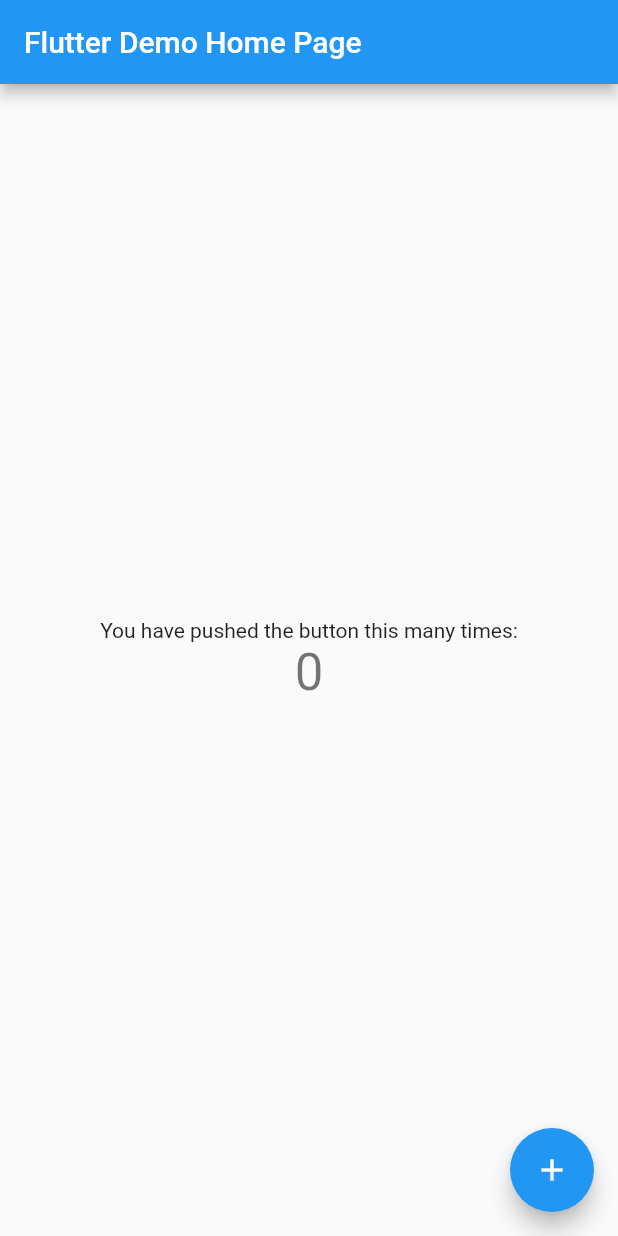
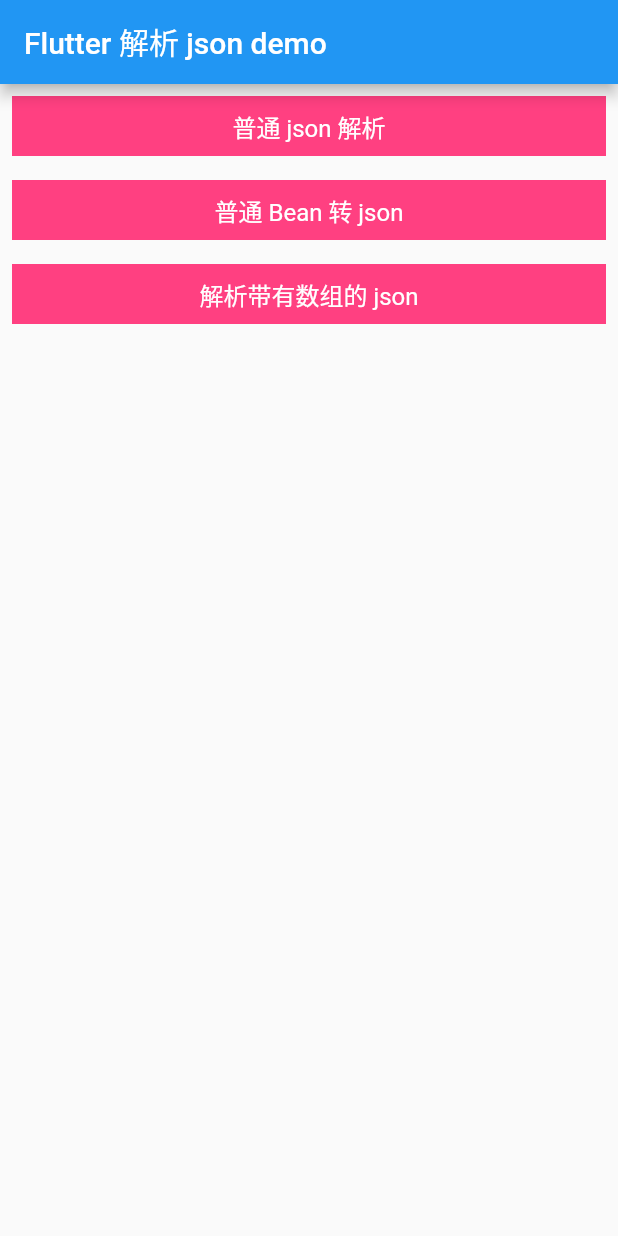
Before and after one commit to HLQ-Struggle/flutter_json, a Flutter app: the screen it shows after launch, on a phone screen of 412 x 824 dp. Run offline on Flutter 3.47's test engine with Material 2 defaults, Android fonts, the phone set to English and light mode, and no system bars; our stand-ins replace fluttertoast.

Commit message:
Add simple

```diff
--- /dev/null
+++ b/lib/app/constants.dart
@@ -0,0 +1,9 @@
+/// @date 2020-07-05
+/// @author HLQ_Struggle
+/// @desc
+
+/// 简单 json
+const String studentJson = "{\"id\":\"201314\",\"name\":\"HLQ_Struggle\",\"score\":100}";
+
+/// 带有数组的 json
+const String addressJson = "{\"city\":\"张家口\",\"streets\":[\"尚义\",\"张北\"]}";
--- /dev/null
+++ b/lib/bean/address.dart
@@ -0,0 +1,36 @@
+/// @date 2020-07-05
+/// @author HLQ_Struggle
+/// @desc
+
+// To parse this JSON data, do
+//
+//     final student = studentFromJson(jsonString);
+// To parse this JSON data, do
+//
+//     final address = addressFromJson(jsonString);
+
+import 'dart:convert';
+
+Address addressFromJson(String str) => Address.fromJson(json.decode(str));
+
+String addressToJson(Address data) => json.encode(data.toJson());
+
+class Address {
+  Address({
+    this.city,
+    this.streets,
+  });
+
+  String city;
+  List<String> streets;
+
+  factory Address.fromJson(Map<String, dynamic> json) => Address(
+        city: json["city"],
+        streets: List<String>.from(json["streets"].map((x) => x)),
+      );
+
+  Map<String, dynamic> toJson() => {
+        "city": city,
+        "streets": List<dynamic>.from(streets.map((x) => x)),
+      };
+}
--- /dev/null
+++ b/lib/bean/student.dart
@@ -0,0 +1,37 @@
+/// @date 2020-07-05
+/// @author HLQ_Struggle
+/// @desc
+
+// To parse this JSON data, do
+//
+//     final student = studentFromJson(jsonString);
+
+import 'dart:convert';
+
+Student studentFromJson(String str) => Student.fromJson(json.decode(str));
+
+String studentToJson(Student data) => json.encode(data.toJson());
+
+class Student {
+  Student({
+    this.id,
+    this.name,
+    this.score,
+  });
+
+  String id;
+  String name;
+  int score;
+
+  factory Student.fromJson(Map<String, dynamic> json) => Student(
+        id: json["id"],
+        name: json["name"],
+        score: json["score"],
+      );
+
+  Map<String, dynamic> toJson() => {
+        "id": id,
+        "name": name,
+        "score": score,
+      };
+}
--- a/lib/main.dart
+++ b/lib/main.dart
@@ -1,4 +1,10 @@
 import 'package:flutter/material.dart';
+import 'package:flutter/rendering.dart';
+import 'package:flutterjson/app/constants.dart';
+import 'package:flutterjson/bean/address.dart';
+import 'package:flutterjson/utils/toast_utils.dart';
+
+import 'bean/student.dart';
 
 void main() {
   runApp(MyApp());
@@ -11,22 +17,10 @@ class MyApp extends StatelessWidget {
     return MaterialApp(
       title: 'Flutter Demo',
       theme: ThemeData(
-        // This is the theme of your application.
-        //
-        // Try running your application with "flutter run". You'll see the
-        // application has a blue toolbar. Then, without quitting the app, try
-        // changing the primarySwatch below to Colors.green and then invoke
-        // "hot reload" (press "r" in the console where you ran "flutter run",
-        // or simply save your changes to "hot reload" in a Flutter IDE).
-        // Notice that the counter didn't reset back to zero; the application
-        // is not restarted.
         primarySwatch: Colors.blue,
-        // This makes the visual density adapt to the platform that you run
-        // the app on. For desktop platforms, the controls will be smaller and
-        // closer together (more dense) than on mobile platforms.
         visualDensity: VisualDensity.adaptivePlatformDensity,
       ),
-      home: MyHomePage(title: 'Flutter Demo Home Page'),
+      home: MyHomePage(title: 'Flutter 解析 json demo'),
     );
   }
 }
@@ -50,68 +44,54 @@ class MyHomePage extends StatefulWidget {
 }
 
 class _MyHomePageState extends State<MyHomePage> {
-  int _counter = 0;
-
-  void _incrementCounter() {
-    setState(() {
-      // This call to setState tells the Flutter framework that something has
-      // changed in this State, which causes it to rerun the build method below
-      // so that the display can reflect the updated values. If we changed
-      // _counter without calling setState(), then the build method would not be
-      // called again, and so nothing would appear to happen.
-      _counter++;
-    });
+  @override
+  Widget build(BuildContext context) {
+    return Scaffold(
+        appBar: AppBar(
+          title: Text(widget.title),
+        ),
+        body: ListView(
+          scrollDirection: Axis.vertical,
+          children: <Widget>[
+            GestureDetector(
+              child: _buildItemText('普通 json 解析'),
+              onTap: () {
+                showToast(studentFromJson(studentJson).name);
+              },
+            ),
+            GestureDetector(
+              child: _buildItemText('普通 Bean 转 json'),
+              onTap: () {
+                showToast(studentToJson(studentFromJson(studentJson)));
+              },
+            ),
+            GestureDetector(
+              child: _buildItemText('解析带有数组的 json'),
+              onTap: () {
+                Address address = addressFromJson(addressJson);
+                showToast('我来自 ${address.city} ${address.streets[0]}');
+              },
+            ),
+          ],
+        ));
   }
 
-  @override
-  Widget build(BuildContext context) {
-    // This method is rerun every time setState is called, for instance as done
-    // by the _incrementCounter method above.
-    //
-    // The Flutter framework has been optimized to make rerunning build methods
-    // fast, so that you can just rebuild anything that needs updating rather
-    // than having to individually change instances of widgets.
-    return Scaffold(
-      appBar: AppBar(
-        // Here we take the value from the MyHomePage object that was created by
-        // the App.build method, and use it to set our appbar title.
-        title: Text(widget.title),
+  Container _buildItemText(String title) {
+    return Container(
+      margin: EdgeInsets.all(8),
+      padding: EdgeInsets.all(8),
+      color: Colors.pinkAccent,
+      child: Row(
+        mainAxisSize: MainAxisSize.max,
+        mainAxisAlignment: MainAxisAlignment.center,
+        crossAxisAlignment: CrossAxisAlignment.center,
+        children: <Widget>[
+          Text(
+            title,
+            style: TextStyle(color: Colors.white, fontSize: 16),
+          )
+        ],
       ),
-      body: Center(
-        // Center is a layout widget. It takes a single child and positions it
-        // in the middle of the parent.
-        child: Column(
-          // Column is also a layout widget. It takes a list of children and
-          // arranges them vertically. By default, it sizes itself to fit its
-          // children horizontally, and tries to be as tall as its parent.
-          //
-          // Invoke "debug painting" (press "p" in the console, choose the
-          // "Toggle Debug Paint" action from the Flutter Inspector in Android
-          // Studio, or the "Toggle Debug Paint" command in Visual Studio Code)
-          // to see the wireframe for each widget.
-          //
-          // Column has various properties to control how it sizes itself and
-          // how it positions its children. Here we use mainAxisAlignment to
-          // center the children vertically; the main axis here is the vertical
-          // axis because Columns are vertical (the cross axis would be
-          // horizontal).
-          mainAxisAlignment: MainAxisAlignment.center,
-          children: <Widget>[
-            Text(
-              'You have pushed the button this many times:',
-            ),
-            Text(
-              '$_counter',
-              style: Theme.of(context).textTheme.headline4,
-            ),
-          ],
-        ),
-      ),
-      floatingActionButton: FloatingActionButton(
-        onPressed: _incrementCounter,
-        tooltip: 'Increment',
-        child: Icon(Icons.add),
-      ), // This trailing comma makes auto-formatting nicer for build methods.
     );
   }
 }
--- a/pubspec.yaml
+++ b/pubspec.yaml
@@ -24,14 +24,15 @@ dependencies:
   flutter:
     sdk: flutter
 
-
   # The following adds the Cupertino Icons font to your application.
   # Use with the CupertinoIcons class for iOS style icons.
   cupertino_icons: ^0.1.3
+  fluttertoast: ^5.0.1
 
 dev_dependencies:
   flutter_test:
     sdk: flutter
+
 
 # For information on the generic Dart part of this file, see the
 # following page: https://dart.dev/tools/pub/pubspec
```
Also changed, not shown: lib/utils/toast_utils.dart (added, +14 -0 lines), 4 other files.
